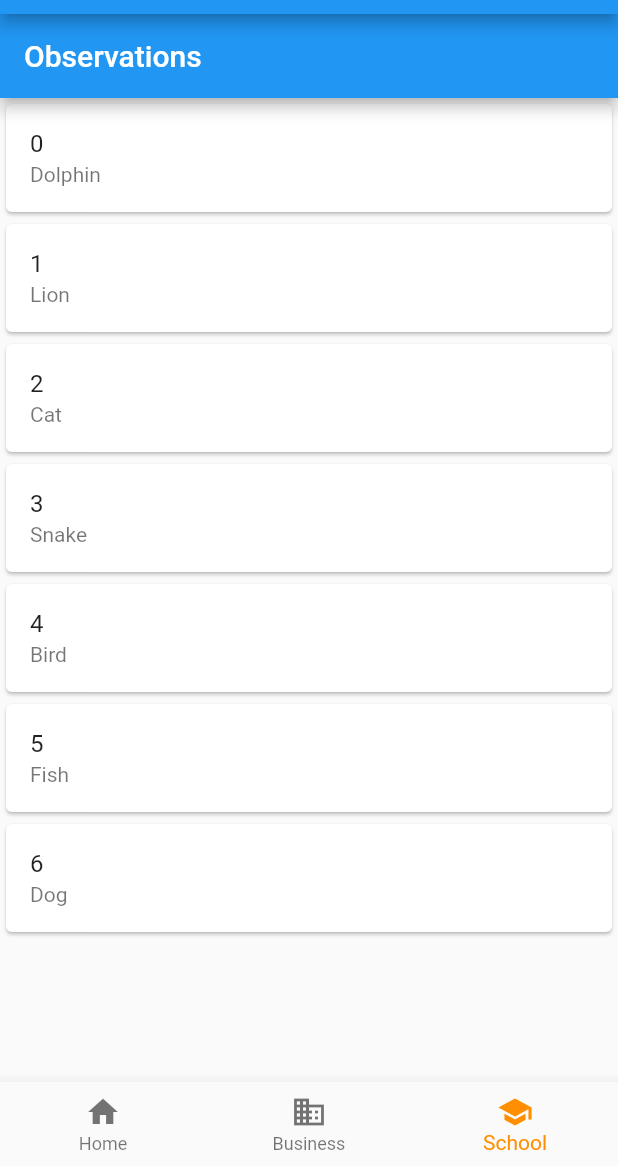
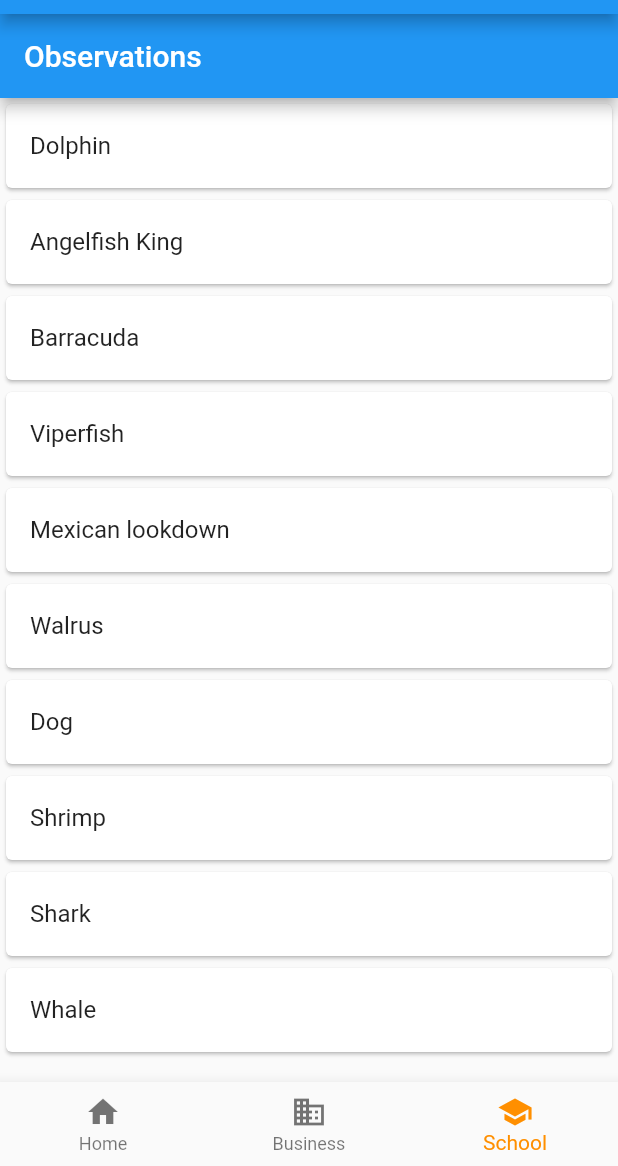
Before and after one commit to MichaelSchoolConnect/travel_observatory, a Flutter app: the MyStatefulWidget screen opened directly, item 3 of the bottom bar chosen, on a phone screen of 412 x 824 dp, the part 70-1236 px from its top. Run offline on Flutter 3.47's test engine with Material 2 defaults, Android fonts, the phone set to English and light mode, and no system bars; our stand-ins replace location, sqflite; accounts and stored records are empty.

Commit message:
renamed animal species in the animals.json file. renamed a few methods(mostly widgets and not logic ones)

```diff
--- a/assets/animals.json
+++ b/assets/animals.json
@@ -3,20 +3,29 @@
     "animal": "Dolphin"
 }, {
     "id": 1,
-    "animal": "Lion"
+    "animal": "Angelfish King"
 }, {
     "id": 2,
-    "animal": "Cat"
+    "animal": "Barracuda"
 }, {
     "id": 3,
-    "animal": "Snake"
+    "animal": "Viperfish"
 }, {
     "id": 4,
-    "animal": "Bird"
+    "animal": "Mexican lookdown"
 }, {
     "id": 5,
-    "animal": "Fish"
+    "animal": "Walrus"
 }, {
     "id": 6,
     "animal": "Dog"
+}, {
+    "id": 7,
+    "animal": "Shrimp"
+}, {
+    "id": 8,
+    "animal": "Shark"
+}, {
+    "id": 9,
+    "animal": "Whale"
 }]
--- a/lib/local_storage/save_file_locally.dart
+++ b/lib/local_storage/save_file_locally.dart
@@ -29,14 +29,14 @@ class SaveFileLocally {
     }
   }
 
-  Future<File> writeFile(String str) async {
+  Future<File> writeFile(String file) async {
     final file = await _localFile;
 
-    if (str != null) {
+    if (file != null) {
       print('File saved');
     }
 
     // Write the file
-    return file.writeAsString('$str');
+    return file.writeAsString('$file');
   }
 }
--- a/lib/screens/observation_screen.dart
+++ b/lib/screens/observation_screen.dart
@@ -10,6 +10,8 @@ class ObservationScreen extends StatefulWidget {
 }
 
 class ObservationScreenState extends State<ObservationScreen> {
+  final GlobalKey<ScaffoldState> _scaffoldKey = new GlobalKey<ScaffoldState>();
+
   TravelObservatoryDb _travelObservatoryDb;
   TextEditingController sizeOfAnimalTextController;
   TextEditingController numOfAnimalsTextController;
@@ -49,75 +51,50 @@ class ObservationScreenState extends State<ObservationScreen> {
   @override
   Widget build(BuildContext context) {
     return new Scaffold(
-        appBar: new AppBar(
-          title: new Text(
+        key: _scaffoldKey,
+        appBar: AppBar(
+          title: Text(
             "Observations",
             style: new TextStyle(color: Colors.white),
           ),
         ),
-        body: setContentView());
+        body: _buildList());
   }
 
-  Widget setContentView() {
+  Widget _buildList() {
     return Container(
       child: new Center(
         // Use future builder and DefaultAssetBundle to load the local JSON file
-        child: new FutureBuilder(
+        child: FutureBuilder(
             future: loadAsset(),
             builder: (context, snapshot) {
+              if (!snapshot.hasData) return LinearProgressIndicator();
+
               var tagsJson = jsonDecode(snapshot.data);
               tags = tagsJson != null ? List.from(tagsJson) : null;
 
-              print(tags.toString());
+              for (int i = 0; i < tags.length; i++) {
+                print(tags[i]);
+              }
 
               return new ListView.builder(
                   controller: _scrollController,
                   itemCount: tags == null ? 0 : tags.length,
                   itemBuilder: (BuildContext context, int index) {
-                    if (tags.length == 0) {
-                      return CircularProgressIndicator();
-                    } else {
-                      return Card(
-                        child: ListTile(
-                          title: Text(tags[index]['id'].toString()),
-                          subtitle: Text(tags[index]['animal'].toString()),
-                          onTap: () {
-                            _displayDialog(context, index);
-                          },
-                        ),
-                      );
-                    }
+                    return listItem(index);
                   });
             }),
       ),
     );
   }
 
-  Widget listLayout(List tags, int index) {
-    return new Card(
-      child: new Container(
-        child: new Center(
-            child: new Column(
-          // Stretch the cards in horizontal axis
-          crossAxisAlignment: CrossAxisAlignment.stretch,
-          children: <Widget>[
-            new Text(
-              // Read the name field value and set it in the Text widget
-              tags[index]['id'].toString(),
-              // set some style to text
-              style:
-                  new TextStyle(fontSize: 20.0, color: Colors.lightBlueAccent),
-            ),
-            new Text(
-              // Read the name field value and set it in the Text widget
-              tags[index]['animal'].toString(),
-              // set some style to text
-              style:
-                  new TextStyle(fontSize: 20.0, color: Colors.lightBlueAccent),
-            ),
-          ],
-        )),
-        padding: const EdgeInsets.all(15.0),
+  Widget listItem(int index) {
+    return Card(
+      child: ListTile(
+        title: Text(tags[index]['animal'].toString()),
+        onTap: () {
+          _displayDialog(context, index);
+        },
       ),
     );
   }
@@ -170,11 +147,17 @@ class ObservationScreenState extends State<ObservationScreen> {
                 onPressed: () {
                   print(sizeOfAnimalTextController.text);
                   insertObservation();
-                  Navigator.of(context).pop();
+                  _showToast();
                 },
               )
             ],
           );
         });
   }
+
+  void _showToast() {
+    _scaffoldKey.currentState.showSnackBar(SnackBar(
+      content: Text('Trip started'),
+    ));
+  }
 }
```
Also changed, not shown: lib/main.dart (+4 -3 lines), lib/screens/trip_screen.dart (+56 -23 lines).
